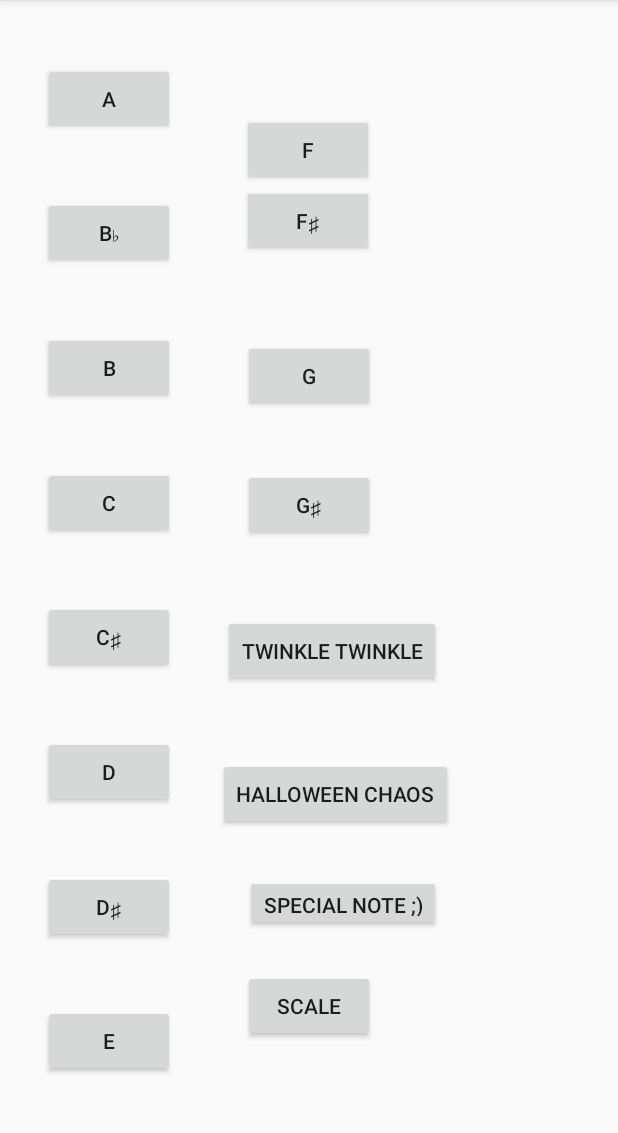
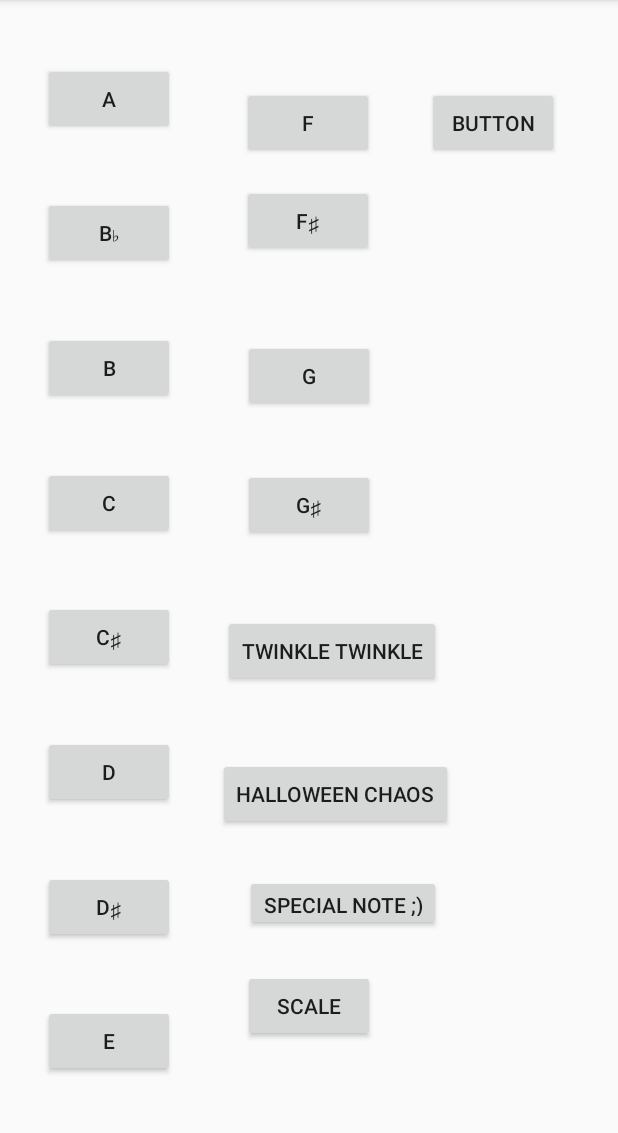
Before and after one commit to katherineanthony/Soundsdeboard, an Android app: the screen it shows after launch (SoundsActivity), on a phone screen of 412 x 824 dp, the part 84-1217 px from its top. Run offline under Robolectric (Android 15) with nearby library versions, the phone set to English and light mode, and no system bars.

Commit message:
started record button

```diff
--- a/app/src/main/java/com/example/SoundBoardActivity/Song.java
+++ b/app/src/main/java/com/example/SoundBoardActivity/Song.java
@@ -22,13 +22,8 @@ public class Song {
 
     public Song(int[] n, int[] d)
     {
-        notes = new int[] {gNote, gNote, dNote, dNote, eNote, eNote, dNote, cNote,
-                cNote,bNote,bNote,aNote, aNote, gNote, dNote,dNote,cNote,cNote,bNote,bNote,
-                aNote,dNote, dNote,cNote,cNote,bNote,bNote,aNote,gNote,gNote,dNote,dNote,
-                eNote,eNote,dNote,cNote,cNote,bNote,bNote,aNote,aNote,gNote};
-        delay = new int[] {500,500,500,500,500,500,1000,500,500,500,500,500,500,1000,
-                500,500,500,500,500,500,1000,500,500,500,500,500,500,1000,500,500,500,
-                500,500,500,1000,500,500,500,500,500,500,1000};
+        notes = n;
+        delay = n;
     }
 
     public int getDelay(int space)
--- a/app/src/main/java/com/example/SoundBoardActivity/SoundsActivity.java
+++ b/app/src/main/java/com/example/SoundBoardActivity/SoundsActivity.java
@@ -9,6 +9,8 @@ import android.os.Bundle;
 import android.view.View;
 import android.widget.Button;
 import android.media.SoundPool.OnLoadCompleteListener;
+import android.widget.CompoundButton;
+import android.widget.Switch;
 import android.widget.Toast;
 import android.widget.ViewAnimator;
 
@@ -33,6 +35,7 @@ public class SoundsActivity extends AppCompatActivity implements View.OnClickLis
     private Button buttonSong2;
     private Button buttonSong3;
     private Button buttonScale;
+    private Button buttonRecord;
     private int aNote;
     private int bNote;
     private int bflatNote;
@@ -136,6 +139,7 @@ public class SoundsActivity extends AppCompatActivity implements View.OnClickLis
         buttonSong2.setOnClickListener(this);
         buttonSong3.setOnClickListener(this);
         buttonScale.setOnClickListener(this);
+        buttonRecord.setOnClickListener(this);
     }
 
     private void delay(int millisDelay) {
@@ -163,6 +167,8 @@ public class SoundsActivity extends AppCompatActivity implements View.OnClickLis
         buttonSong2 = findViewById(R.id.button_main_song2);
         buttonSong3 = findViewById(R.id.button_main_song3);
         buttonScale = findViewById(R.id.button_main_scale);
+        buttonRecord=findViewById(R.id.button_main_record);
+
     }
 
 
@@ -200,6 +206,9 @@ public class SoundsActivity extends AppCompatActivity implements View.OnClickLis
                     }
                 }
             }
+            case R.id.button_main_record: {
+
+            }
         }}
 
 
--- a/app/src/main/res/layout/activity_sounds.xml
+++ b/app/src/main/res/layout/activity_sounds.xml
@@ -156,13 +156,15 @@
         android:layout_width="wrap_content"
         android:layout_height="wrap_content"
         android:layout_marginStart="8dp"
+        android:layout_marginTop="39dp"
         android:layout_marginEnd="8dp"
         android:layout_marginBottom="644dp"
         android:text="@string/main_fkey"
         app:layout_constraintBottom_toBottomOf="parent"
         app:layout_constraintEnd_toEndOf="parent"
         app:layout_constraintHorizontal_bias="0.498"
-        app:layout_constraintStart_toStartOf="parent" />
+        app:layout_constraintStart_toStartOf="parent"
+        app:layout_constraintTop_toTopOf="parent" />
 
     <Button
         android:id="@+id/button_main_fsharp"
@@ -222,4 +224,18 @@
         app:layout_constraintStart_toStartOf="parent"
         app:layout_constraintTop_toTopOf="parent" />
 
+    <Button
+        android:id="@+id/button_main_record"
+        android:layout_width="wrap_content"
+        android:layout_height="wrap_content"
+        android:layout_marginStart="284dp"
+        android:layout_marginTop="39dp"
+        android:layout_marginEnd="39dp"
+        android:layout_marginBottom="644dp"
+        android:text="Button"
+        app:layout_constraintBottom_toBottomOf="parent"
+        app:layout_constraintEnd_toEndOf="parent"
+        app:layout_constraintStart_toStartOf="parent"
+        app:layout_constraintTop_toTopOf="parent" />
+
 </androidx.constraintlayout.widget.ConstraintLayout>
--- a/app/src/main/res/values/strings.xml
+++ b/app/src/main/res/values/strings.xml
@@ -16,4 +16,5 @@
     <string name="main_song2">halloween chaos</string>
     <string name="main_song3">special note ;)</string>
     <string name="main_scale">scale</string>
+    <string name="main_record">record</string>
 </resources>
```
